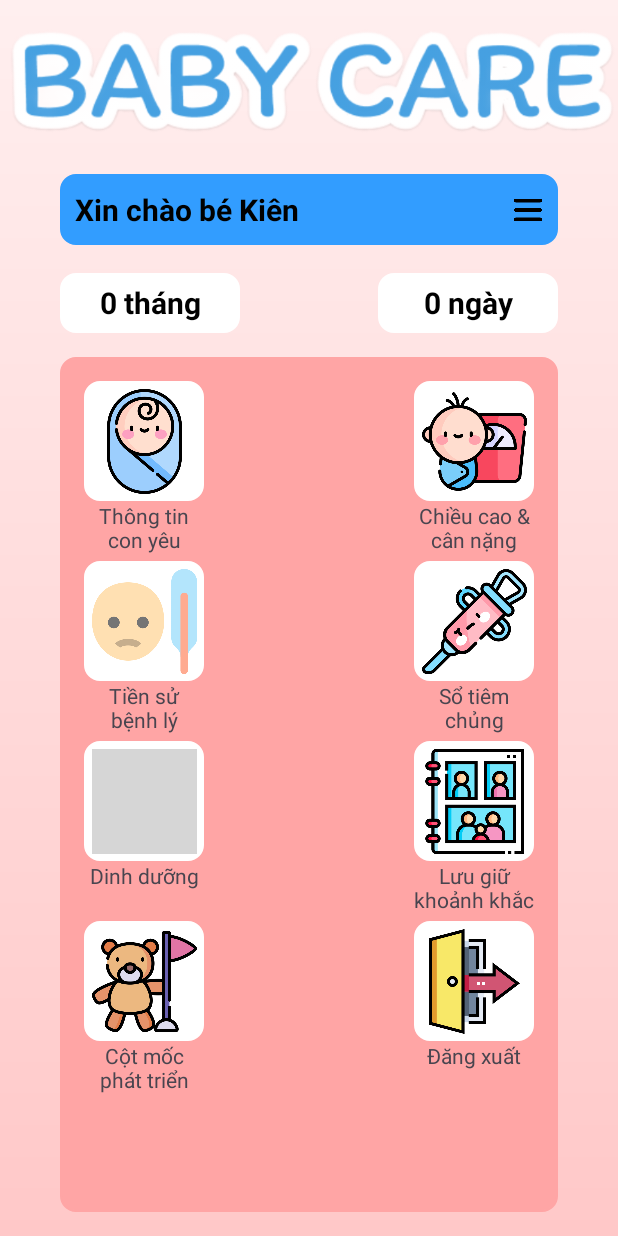
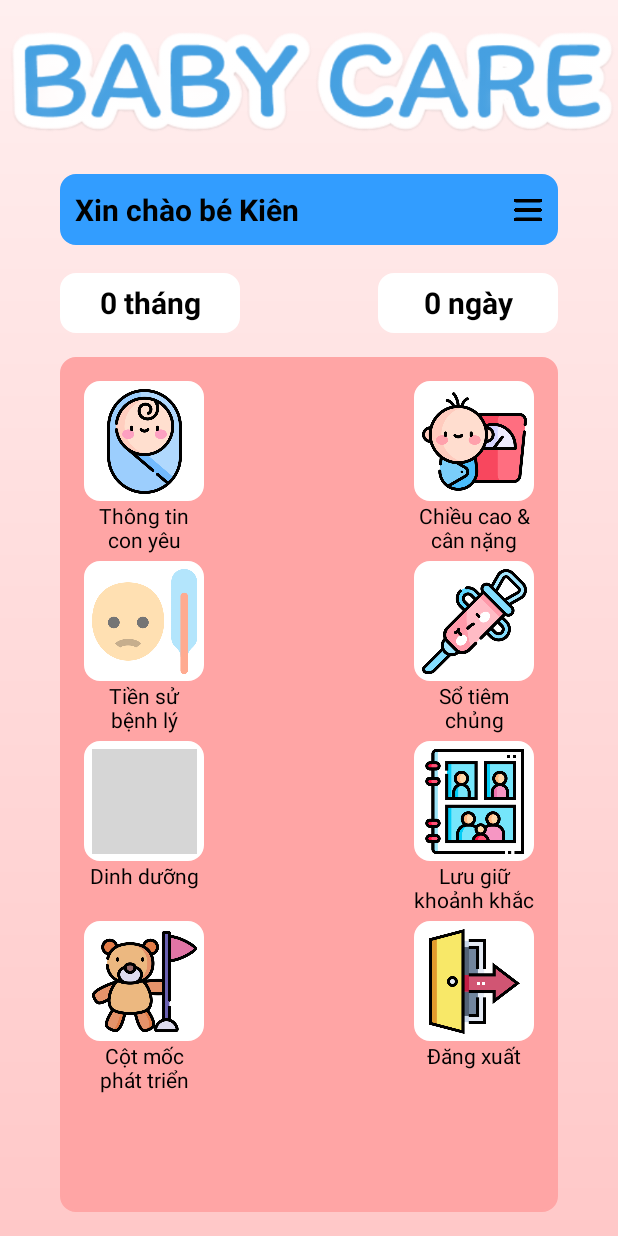
Before and after one commit to tNE1K/Project_Mobile_BabyCare, an Android app: the screen it shows after launch once a user with an empty profile is signed in (MainActivity), on a phone screen of 412 x 824 dp. Run offline under Robolectric (Android 15) with nearby library versions, the light colour scheme and no system bars; our stand-ins replace Firebase (no records; nobody signed in at launch, a user with empty details on screens opened directly); grey boxes are pictures that could not be loaded.

Commit message:
fix main layout text to black, prevent system override app theme

```diff
--- a/app/src/main/AndroidManifest.xml
+++ b/app/src/main/AndroidManifest.xml
@@ -3,7 +3,6 @@
     xmlns:tools="http://schemas.android.com/tools">
 
     <uses-permission android:name="android.permission.INTERNET" />
-
     <application
         android:allowBackup="true"
         android:dataExtractionRules="@xml/data_extraction_rules"
--- a/app/src/main/res/layout/activity_main.xml
+++ b/app/src/main/res/layout/activity_main.xml
@@ -114,6 +114,7 @@
         android:layout_width="80dp"
         android:layout_height="wrap_content"
         android:text="Thông tin con yêu"
+        android:textColor="@color/black"
         app:layout_constraintTop_toBottomOf="@id/TVbabyInfo_background"
         app:layout_constraintLeft_toLeftOf="@id/TVbabyInfo_background"
         app:layout_constraintRight_toRightOf="@id/TVbabyInfo_background"
@@ -155,6 +156,7 @@
         android:id="@+id/TVbabyWH"
         android:layout_width="80dp"
         android:layout_height="wrap_content"
+        android:textColor="@color/black"
         android:text="Chiều cao &amp; cân nặng"
         app:layout_constraintTop_toBottomOf="@id/TVbabyWH_background"
         app:layout_constraintLeft_toLeftOf="@id/TVbabyWH_background"
@@ -196,6 +198,7 @@
         android:layout_width="80dp"
         android:layout_height="wrap_content"
         android:text="Tiền sử bệnh lý"
+        android:textColor="@color/black"
         app:layout_constraintTop_toBottomOf="@id/TVbabyMedicalHistory_background"
         app:layout_constraintLeft_toLeftOf="@id/TVbabyMedicalHistory_background"
         app:layout_constraintRight_toRightOf="@id/TVbabyMedicalHistory_background"
@@ -236,6 +239,7 @@
         android:layout_width="80dp"
         android:layout_height="wrap_content"
         android:text="Sổ tiêm chủng"
+        android:textColor="@color/black"
         app:layout_constraintTop_toBottomOf="@id/TVbabyInjection_background"
         app:layout_constraintLeft_toLeftOf="@id/TVbabyInjection_background"
         app:layout_constraintRight_toRightOf="@id/TVbabyInjection_background"
@@ -276,6 +280,7 @@
         android:layout_width="80dp"
         android:layout_height="wrap_content"
         android:text="Dinh dưỡng"
+        android:textColor="@color/black"
         app:layout_constraintTop_toBottomOf="@id/TVbabyNutrition_background"
         app:layout_constraintLeft_toLeftOf="@id/TVbabyNutrition_background"
         app:layout_constraintRight_toRightOf="@id/TVbabyNutrition_background"
@@ -316,6 +321,7 @@
         android:layout_width="80dp"
         android:layout_height="wrap_content"
         android:text="Lưu giữ khoảnh khắc"
+        android:textColor="@color/black"
         app:layout_constraintTop_toBottomOf="@id/TVbabyMemory_background"
         app:layout_constraintLeft_toLeftOf="@id/TVbabyMemory_background"
         app:layout_constraintRight_toRightOf="@id/TVbabyMemory_background"
@@ -324,6 +330,7 @@
         android:id="@+id/TVbabyMilestone_background"
         android:layout_width="80dp"
         android:layout_height="80dp"
+        android:textColor="@color/black"
         app:layout_constraintLeft_toLeftOf="@id/Vmenu"
         app:layout_constraintTop_toBottomOf="@id/TVbabyNutrition_background"
         android:background="@drawable/rounded_textbox"
@@ -356,6 +363,7 @@
         android:layout_width="80dp"
         android:layout_height="wrap_content"
         android:text="Cột mốc phát triển"
+        android:textColor="@color/black"
         app:layout_constraintTop_toBottomOf="@id/TVbabyMilestone_background"
         app:layout_constraintLeft_toLeftOf="@id/TVbabyMilestone_background"
         app:layout_constraintRight_toRightOf="@id/TVbabyMilestone_background"
@@ -396,6 +404,7 @@
         android:layout_width="80dp"
         android:layout_height="wrap_content"
         android:text="Đăng xuất"
+        android:textColor="@color/black"
         app:layout_constraintTop_toBottomOf="@id/TVlogout_background"
         app:layout_constraintLeft_toLeftOf="@id/TVlogout_background"
         app:layout_constraintRight_toRightOf="@id/TVlogout_background"
--- a/app/src/main/res/values/themes.xml
+++ b/app/src/main/res/values/themes.xml
@@ -4,6 +4,8 @@
         <!-- Customize your light theme here. -->
         <!-- <item name="colorPrimary">@color/my_light_primary</item> -->
     </style>
-
+    <style name="AppTheme" parent="Theme.MaterialComponents.Light.NoActionBar">
+        <item name="android:forceDarkAllowed" tools:targetApi="q">false</item>
+    </style>
     <style name="Theme.Project_Mobile_BabyCare" parent="Base.Theme.Project_Mobile_BabyCare" />
 </resources>
```
